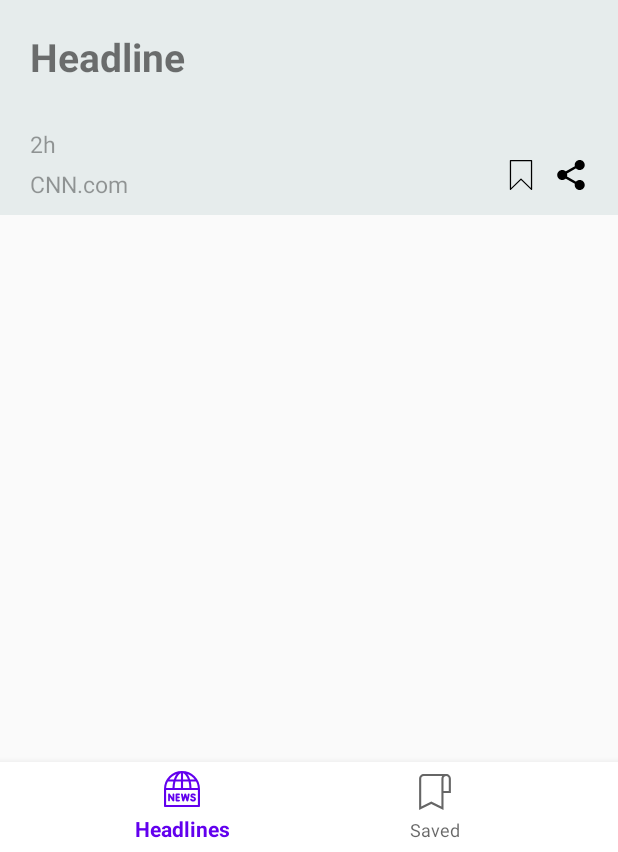
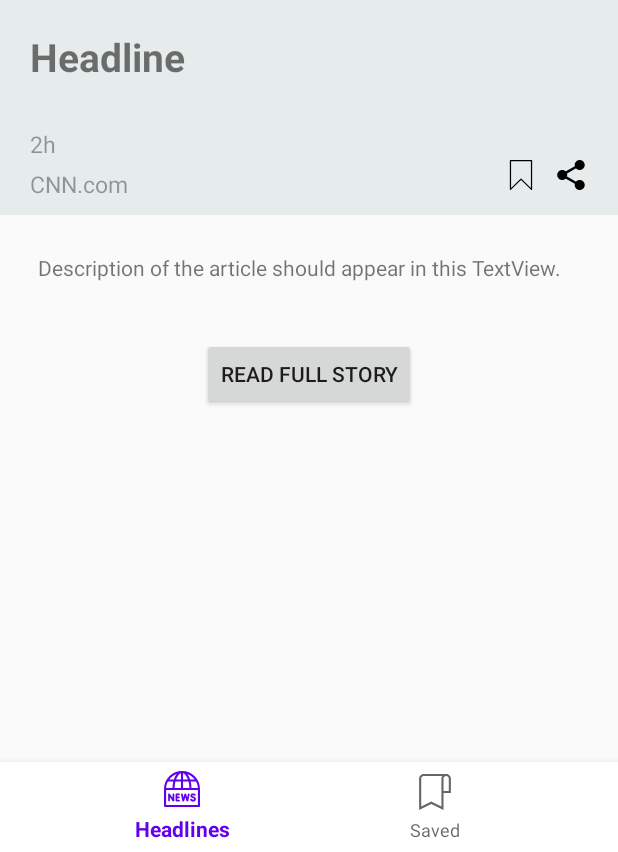
Before and after one commit to magdi74/NewsApp, an Android app: the ItemDetailsFragment screen opened through its navigation route, on a phone screen of 412 x 824 dp, the part 384-1236 px from its top. Run offline under Robolectric (Android 15) with nearby library versions, the phone set to English and light mode, and no system bars; our stand-ins replace navigation-ui; 2 statements that could not run were skipped.

Commit message:
added Read Full story button

```diff
--- a/app/src/main/res/layout/fragment_item_details.xml
+++ b/app/src/main/res/layout/fragment_item_details.xml
@@ -102,7 +102,19 @@
         android:layout_width="match_parent"
         android:layout_height="wrap_content"
         app:layout_constraintBottom_toBottomOf="parent"
-        app:layout_constraintTop_toBottomOf="@+id/container2" />
+        app:layout_constraintTop_toBottomOf="@+id/container2"
+        android:layout_margin="25dp"
+        android:paddingBottom="60dp"
+        android:text="Description of the article should appear in this TextView."/>
+
+    <Button
+        android:layout_width="wrap_content"
+        android:layout_height="wrap_content"
+        android:text="Read Full Story"
+        app:layout_constraintBottom_toBottomOf="parent"
+        app:layout_constraintStart_toStartOf="parent"
+        app:layout_constraintEnd_toEndOf="parent"
+        />
 </androidx.constraintlayout.widget.ConstraintLayout>
 
 </androidx.core.widget.NestedScrollView>
```
